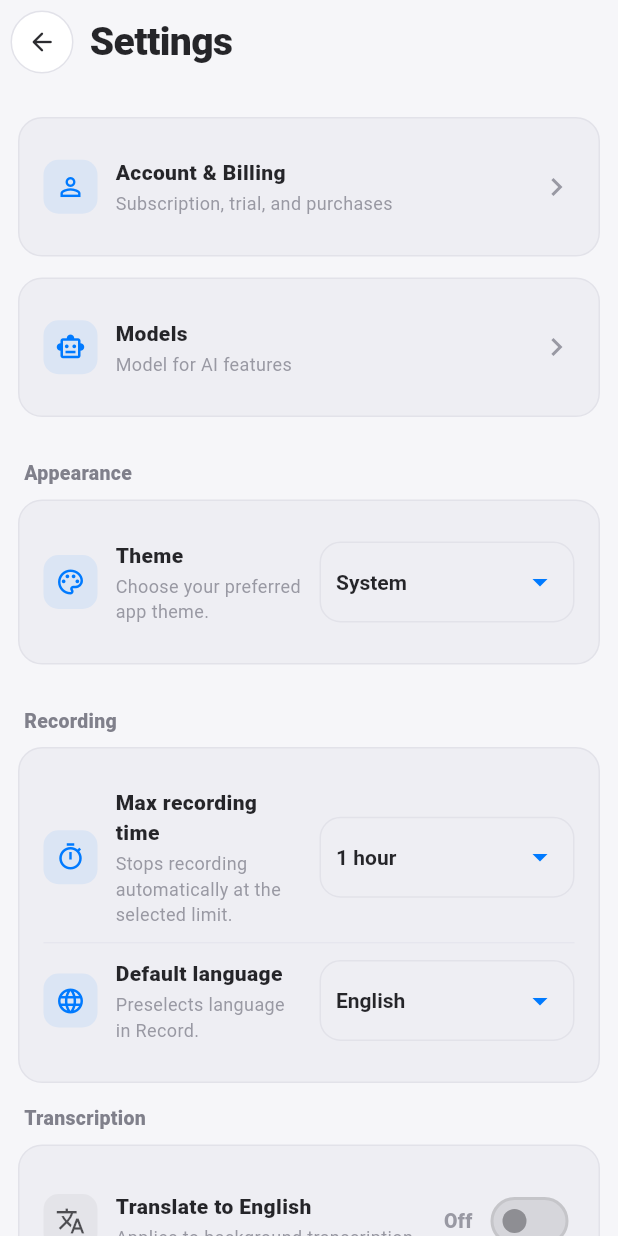
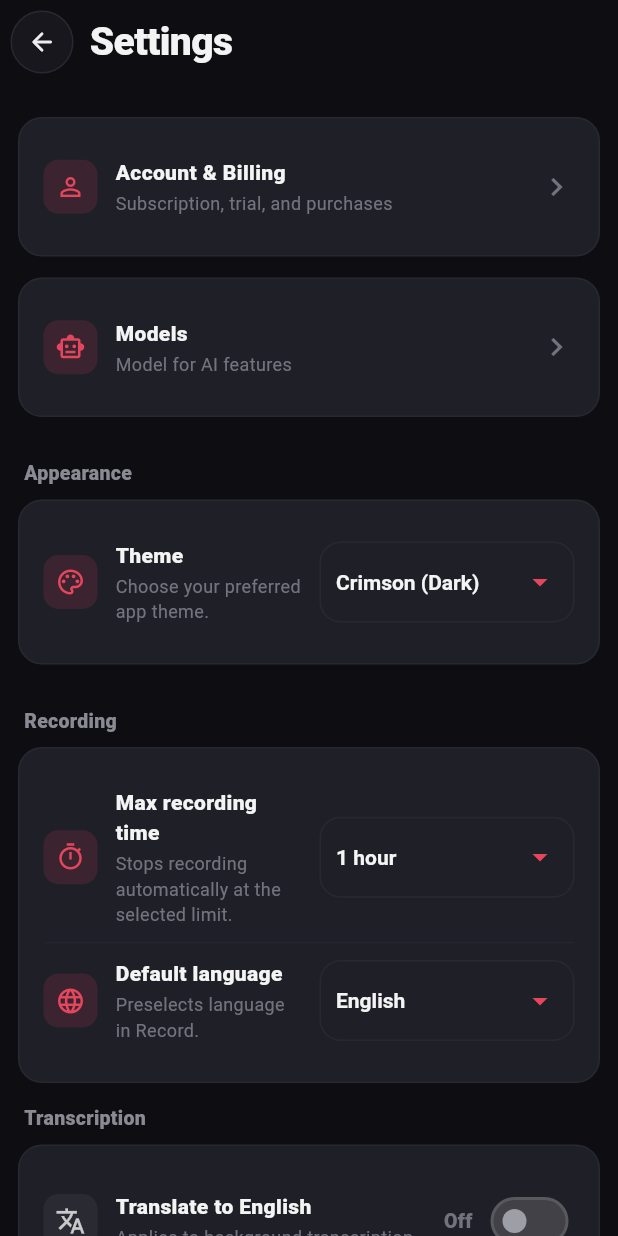
Before and after one commit to Enyx-D3/transcript, a Flutter app: the SettingsPage screen opened directly, on a phone screen of 412 x 824 dp. Run offline on Flutter 3.47's test engine with Material 3 defaults, Android fonts, the phone set to English and light mode, and no system bars; our stand-ins replace another_flushbar, audioplayers, file_picker, google_sign_in, in_app_purchase, in_app_review and 7 more; missing offline and left inert: background_downloader, dart:ffi, fllama, flutter_foreground_task, in_app_purchase_android, record and 3 more; accounts and stored records are empty; generated files the repository leaves out were written again; project files that could hold a hidden picture were left out.

Commit message:
fix: update package name and adjust subscription trial duration feat: implement DevFlags for login system control refactor: streamline AppThemeMode enum and set default to crimson

```diff
--- a/lib/tabs/account_tab.dart
+++ b/lib/tabs/account_tab.dart
@@ -159,7 +159,7 @@ class _AccountTabState extends State<AccountTab> {
           'date_joined': now.toIso8601String(),
           'is_upgraded': false,
           'trial_expires_at': now
-              .add(const Duration(days: 7))
+              .add(const Duration(days: 1))
               .toIso8601String(),
         });
 
--- a/lib/theme/theme_controller.dart
+++ b/lib/theme/theme_controller.dart
@@ -1,12 +1,7 @@
 import 'package:flutter/material.dart';
 import 'package:shared_preferences/shared_preferences.dart';
 
-enum AppThemeMode {
-  system,
-  dark,
-  crimson,
-  light,
-}
+enum AppThemeMode { system, dark, crimson, light }
 
 class ThemeController extends ChangeNotifier {
   ThemeController._();
@@ -14,7 +9,7 @@ class ThemeController extends ChangeNotifier {
 
   static const String _kPrefThemeMode = 'pref_theme_mode';
 
-  AppThemeMode _appThemeMode = AppThemeMode.system;
+  AppThemeMode _appThemeMode = AppThemeMode.crimson;
   AppThemeMode get appThemeMode => _appThemeMode;
 
   ThemeMode get themeMode {
@@ -42,10 +37,10 @@ class ThemeController extends ChangeNotifier {
       } else if (saved == 'light') {
         _appThemeMode = AppThemeMode.light;
       } else {
-        _appThemeMode = AppThemeMode.system;
+        _appThemeMode = AppThemeMode.crimson;
       }
     } catch (_) {
-      _appThemeMode = AppThemeMode.system;
+      _appThemeMode = AppThemeMode.crimson;
     }
     notifyListeners();
   }
```
Also changed, not shown: lib/auth/app_gate.dart (+11 -51 lines), lib/config/dev_flags.dart (added, +7 -0 lines), 1 other file.
